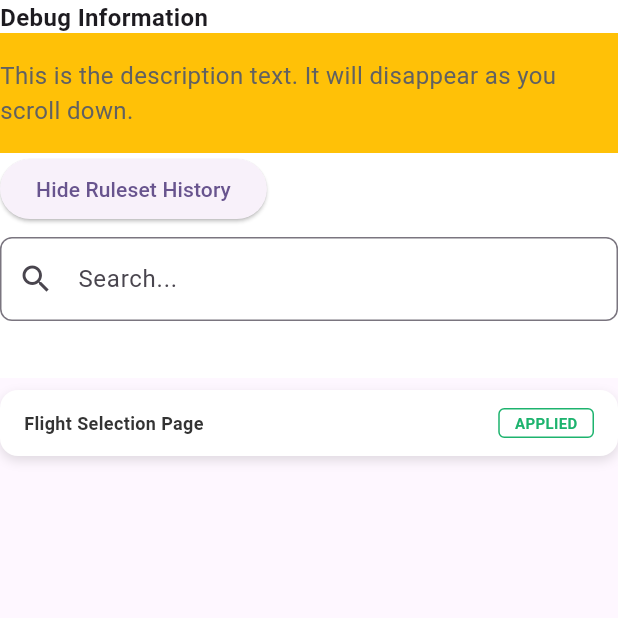
After one commit to Andi-TW/debug-panel-sample, a Flutter app: the screen it shows after launch, after a tap on "Hide Ruleset History", on a phone screen of 412 x 824 dp, the top half of it. The commit adds this screen. Run offline on Flutter 3.47's test engine with Material 3 defaults, Android fonts, the phone set to English and light mode, and no system bars.

Commit message:
feat: add scrollable implementation

```diff
--- a/lib/debug_panel_view.dart
+++ b/lib/debug_panel_view.dart
@@ -129,20 +129,48 @@ class _RuleSetViewState extends State<RuleSetView> {
             ),
           ),
           if (isExpanded)
-            Column(
+            RulesSetContentView(
+              ruleSet: widget.ruleSet,
+              rulesetId: widget.rulesetId,
+              operatorText: widget.operatorText,
+              ruleSetDetails: widget.ruleSetDetails,
+            ),
+        ],
+      ),
+    );
+  }
+}
+
+class RulesSetContentView extends StatelessWidget {
+  final RulesetsTemp ruleSet;
+  final String rulesetId;
+  final String Function(String? operatorCode) operatorText;
+  final RuleSet? Function(String? rulesetId) ruleSetDetails;
+
+  const RulesSetContentView({
+    super.key,
+    required this.ruleSet,
+    required this.rulesetId,
+    required this.operatorText,
+    required this.ruleSetDetails,
+  });
+
+  @override
+  Widget build(BuildContext context) {
+    return Column(
               children: [
                 DebugPanelSection(
                   titleBackgroundColor: const Color(0xFFE1E7EA),
                   title: 'Rules Overview',
                   child: Column(
-                    children: widget.ruleSet.rules?.entries
+                    children: ruleSet.rules?.entries
                             .map(
                               (rule) => Padding(
                                 padding:
                                     const EdgeInsets.symmetric(vertical: 4.0),
                                 child: OverviewWidget(
                                   rules: rule.value,
-                                  operatorText: widget.operatorText,
+                                  operatorText: operatorText,
                                 ),
                               ),
                             )
@@ -226,10 +254,10 @@ class _RuleSetViewState extends State<RuleSetView> {
                   title: 'Output Actions',
                   child: Column(
                     crossAxisAlignment: CrossAxisAlignment.start,
-                    children: widget.ruleSet.rules?.entries.map(
+                    children: ruleSet.rules?.entries.map(
                           (rules) {
-                            Rule? newRules = widget.ruleSetDetails
-                                .call(widget.rulesetId)
+                            Rule? newRules = ruleSetDetails
+                                .call(rulesetId)
                                 ?.executedRules
                                 ?.firstWhere(
                                   (e) => e.ruleId == rules.key,
@@ -248,10 +276,7 @@ class _RuleSetViewState extends State<RuleSetView> {
                   ),
                 ),
               ],
-            )
-        ],
-      ),
-    );
+            );
   }
 
   TextStyle get _blueLabelTextStyle => const TextStyle(
--- a/lib/main.dart
+++ b/lib/main.dart
@@ -2,6 +2,7 @@ import 'dart:convert';
 
 import 'package:debug_panel_sample/debug_panel_models.dart';
 import 'package:debug_panel_sample/debug_panel_view.dart';
+import 'package:debug_panel_sample/scrollable_debug_panel_view.dart';
 import 'package:flutter/material.dart';
 
 void main() {
@@ -20,7 +21,10 @@ class MyApp extends StatelessWidget {
         colorScheme: ColorScheme.fromSeed(seedColor: Colors.deepPurple),
         useMaterial3: true,
       ),
-      home: const DebugPanelPage(),
+      // home: const DebugPanelPage(),
+      home: MainPage(
+        response: Response.fromJson(jsonDecode(dataJson)),
+      ),
     );
   }
 }
--- /dev/null
+++ b/lib/scrollable_debug_panel_view.dart
@@ -0,0 +1,376 @@
+import 'package:debug_panel_sample/debug_panel_models.dart';
+import 'package:debug_panel_sample/debug_panel_view.dart';
+import 'package:flutter/material.dart';
+
+class MainPage extends StatelessWidget {
+  final Response response;
+
+  const MainPage({
+    super.key,
+    required this.response,
+  });
+
+  @override
+  Widget build(BuildContext context) {
+    final Map<String, RulesetsTemp>? rulesets =
+        response.debug?.adminRules?.dictionaries?.rulesets;
+    return SafeArea(
+      child: Scaffold(
+        body: CustomScrollView(
+          slivers: [
+            SliverPersistentHeader(
+              pinned: true,
+              delegate: StickyHeaderDelegate(
+                child: const Text(
+                  'Debug Information',
+                  style: TextStyle(fontSize: 16, fontWeight: FontWeight.bold),
+                ),
+                minHeight: 22,
+                maxHeight: 22,
+              ),
+            ),
+            SliverPersistentHeader(
+              pinned: false,
+              delegate: StickyHeaderDelegate(
+                minHeight: 0,
+                maxHeight: 80,
+                child: Container(
+                  color: Colors.amber,
+                  alignment: Alignment.center,
+                  child: Text(
+                    'This is the description text. It will disappear as you scroll down.',
+                    style: TextStyle(fontSize: 16, color: Colors.grey[700]),
+                  ),
+                ),
+              ),
+            ),
+            SliverPersistentHeader(
+              pinned: true,
+              delegate: StickyHeaderDelegate(
+                child: Column(
+                  crossAxisAlignment: CrossAxisAlignment.start,
+                  children: [
+                    ElevatedButton(
+                      onPressed: () {},
+                      child: const Text('Hide Ruleset History'),
+                    ),
+                    const SizedBox(height: 8),
+                    const TextField(
+                      decoration: InputDecoration(
+                        hintText: 'Search...',
+                        border: OutlineInputBorder(
+                          borderRadius: BorderRadius.all(Radius.circular(8)),
+                        ),
+                        prefixIcon: Icon(Icons.search),
+                      ),
+                    ),
+                  ],
+                ),
+                minHeight: 150,
+                maxHeight: 150,
+              ),
+            ),
+            SliverList(
+              delegate: SliverChildBuilderDelegate(
+                (context, index) {
+                  final String? key = rulesets?.keys.toList()[index];
+                  final RulesetsTemp? ruleset = rulesets?[key];
+                  return ruleset != null
+                      ? CustomExpandablePanel(
+                          title: ruleset.name ?? '',
+                          status: 'APPLIED',
+                          content: HorizontalScrollableContent(
+                            ruleSet: ruleset,
+                            rulesetId: key ?? '',
+                            operatorText: (operatorCode) {
+                              return response.debug?.adminRules?.dictionaries
+                                      ?.operators?[operatorCode ?? ''] ??
+                                  '';
+                            },
+                            ruleSetDetails: (rulesetId) {
+                              return response.debug?.adminRules?.rulesets
+                                  ?.firstWhere(
+                                (element) => element.rulesetId == rulesetId,
+                              );
+                            },
+                          ),
+                        )
+                      : const SizedBox();
+                },
+                childCount: rulesets?.keys.length ?? 0,
+              ),
+            ),
+          ],
+        ),
+      ),
+    );
+  }
+}
+
+class CustomExpandablePanel extends StatefulWidget {
+  final String title;
+  final String status;
+  final Widget content;
+
+  const CustomExpandablePanel({
+    super.key,
+    required this.title,
+    required this.status,
+    required this.content,
+  });
+
+  @override
+  State<CustomExpandablePanel> createState() => _CustomExpandablePanelState();
+}
+
+class _CustomExpandablePanelState extends State<CustomExpandablePanel>
+    with SingleTickerProviderStateMixin {
+  bool isExpanded = false;
+  late AnimationController _controller;
+  late Animation<double> _arrowAnimation;
+  late Animation<double> _expandAnimation;
+
+  @override
+  void initState() {
+    super.initState();
+    _controller = AnimationController(
+      duration: const Duration(milliseconds: 300),
+      vsync: this,
+    );
+
+    _arrowAnimation = Tween<double>(begin: 0, end: 0.5).animate(_controller);
+    _expandAnimation = CurvedAnimation(parent: _controller, curve: Curves.ease);
+  }
+
+  void toggleExpanded() {
+    setState(() {
+      isExpanded = !isExpanded;
+      if (isExpanded) {
+        _controller.forward();
+      } else {
+        _controller.reverse();
+      }
+    });
+  }
+
+  @override
+  void dispose() {
+    _controller.dispose();
+    super.dispose();
+  }
+
+  @override
+  Widget build(BuildContext context) {
+    return GestureDetector(
+      onTap: toggleExpanded,
+      child: Container(
+        margin: const EdgeInsets.symmetric(vertical: 8),
+        decoration: BoxDecoration(
+          color: Colors.white,
+          borderRadius: BorderRadius.circular(12),
+          boxShadow: [
+            BoxShadow(
+              color: Colors.black12,
+              blurRadius: 6,
+              offset: const Offset(0, 3),
+            ),
+          ],
+        ),
+        child: Column(
+          children: [
+            Padding(
+              padding: const EdgeInsets.symmetric(horizontal: 16, vertical: 12),
+              child: Row(
+                mainAxisAlignment: MainAxisAlignment.spaceBetween,
+                children: [
+                  Expanded(
+                    child: Text(
+                      widget.title,
+                      style: const TextStyle(
+                        fontWeight: FontWeight.w600,
+                        fontSize: 12.0,
+                        color: Color(0xFF333333),
+                      ),
+                    ),
+                  ),
+                  Container(
+                    decoration: BoxDecoration(
+                        borderRadius: BorderRadius.circular(4.0),
+                        border: Border.all(
+                          color: const Color(0xFF1DB36E),
+                          width: 1.0,
+                        )),
+                    padding: const EdgeInsets.symmetric(
+                      vertical: 2,
+                      horizontal: 10,
+                    ),
+                    child: Text(
+                      widget.status,
+                      style: const TextStyle(
+                        color: Color(0xFF1DB36E),
+                        fontWeight: FontWeight.w700,
+                        fontSize: 10.0,
+                      ),
+                    ),
+                  ),
+                ],
+              ),
+            ),
+            SizeTransition(
+              sizeFactor: _expandAnimation,
+              axisAlignment: -1,
+              child: Padding(
+                padding: const EdgeInsets.symmetric(horizontal: 12),
+                child: widget.content,
+              ),
+            ),
+          ],
+        ),
+      ),
+    );
+  }
+}
+
+class HorizontalScrollableContent extends StatefulWidget {
+  final RulesetsTemp ruleSet;
+  final String rulesetId;
+  final String Function(String? operatorCode) operatorText;
+  final RuleSet? Function(String? rulesetId) ruleSetDetails;
+
+  const HorizontalScrollableContent({
+    super.key,
+    required this.ruleSet,
+    required this.rulesetId,
+    required this.operatorText,
+    required this.ruleSetDetails,
+  });
+
+  @override
+  State<HorizontalScrollableContent> createState() =>
+      _HorizontalScrollableContentState();
+}
+
+class _HorizontalScrollableContentState
+    extends State<HorizontalScrollableContent> {
+  late ScrollController _scrollController;
+  double _thumbPosition = 0.0;
+
+  @override
+  void initState() {
+    super.initState();
+    _scrollController = ScrollController();
+    _scrollController.addListener(_updateThumbPosition);
+  }
+
+  void _updateThumbPosition() {
+    if (_scrollController.hasClients &&
+        _scrollController.position.maxScrollExtent > 0) {
+      setState(() {
+        _thumbPosition = _scrollController.offset /
+            _scrollController.position.maxScrollExtent;
+      });
+    }
+  }
+
+  @override
+  void dispose() {
+    _scrollController.removeListener(_updateThumbPosition);
+    _scrollController.dispose();
+    super.dispose();
+  }
+
+  @override
+  Widget build(BuildContext context) {
+    const double itemWidth = 120;
+    const double itemMargin = 16;
+    const int itemCount = 8;
+    const double scrollbarThickness = 10;
+
+    const double contentWidth = itemCount * (itemWidth + itemMargin);
+
+    return Column(
+      crossAxisAlignment: CrossAxisAlignment.start,
+      children: [
+        SingleChildScrollView(
+          scrollDirection: Axis.horizontal,
+          controller: _scrollController,
+          child: SizedBox(
+            width: 1024,
+            child: RulesSetContentView(
+              ruleSet: widget.ruleSet,
+              rulesetId: widget.rulesetId,
+              operatorText: widget.operatorText,
+              ruleSetDetails: widget.ruleSetDetails,
+            ),
+          ),
+        ),
+        const SizedBox(height: 8),
+        LayoutBuilder(
+          builder: (context, constraints) {
+            final double visibleWidth = constraints.maxWidth;
+            final double thumbWidth =
+                (visibleWidth / contentWidth) * visibleWidth;
+            final double maxThumbOffset = visibleWidth - thumbWidth;
+            final double thumbOffset = maxThumbOffset * _thumbPosition;
+
+            return Container(
+              height: scrollbarThickness,
+              width: double.infinity,
+              decoration: BoxDecoration(
+                color: Colors.grey.shade300,
+                borderRadius: BorderRadius.circular(8),
+              ),
+              child: Stack(
+                children: [
+                  Positioned(
+                    left: thumbOffset,
+                    child: Container(
+                      width: thumbWidth.clamp(30, visibleWidth),
+                      height: scrollbarThickness,
+                      decoration: BoxDecoration(
+                        color: Colors.deepPurple,
+                        borderRadius: BorderRadius.circular(8),
+                      ),
+                    ),
+                  ),
+                ],
+              ),
+            );
+          },
+        ),
+      ],
+    );
+  }
+}
+
+class StickyHeaderDelegate extends SliverPersistentHeaderDelegate {
+  final Widget child;
+  final double minHeight;
+  final double maxHeight;
+
+  StickyHeaderDelegate({
+    required this.child,
+    required this.minHeight,
+    required this.maxHeight,
+  });
+
+  @override
+  Widget build(
+      BuildContext context, double shrinkOffset, bool overlapsContent) {
+    return ColoredBox(
+      color: Colors.white,
+      child: SizedBox.expand(
+        child: child,
+      ),
+    );
+  }
+
+  @override
+  double get minExtent => minHeight;
+
+  @override
+  double get maxExtent => maxHeight;
+
+  @override
+  bool shouldRebuild(covariant StickyHeaderDelegate oldDelegate) => false;
+}
```
